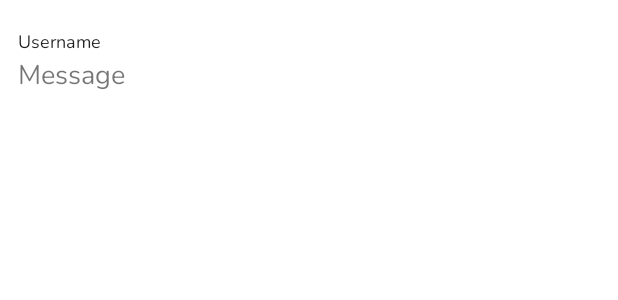
After one commit to LaiTsz/JobGuide, an Android app: the layout list_item_post.xml on its own in the app's theme, with its tools: preview values and no code run, on a phone screen of 412 x 824 dp. The commit adds this screen. Shown: the top 300 px of the screen. Run offline under Robolectric (Android 15) with nearby library versions, the phone set to English and light mode, and no system bars.

Commit message:
update the forum navigation to post

```diff
--- a/app/src/main/java/com/fredrikbogg/android_chat_app/data/db/repository/DatabaseRepository.kt
+++ b/app/src/main/java/com/fredrikbogg/android_chat_app/data/db/repository/DatabaseRepository.kt
@@ -106,6 +106,7 @@ class DatabaseRepository {
         }.addOnFailureListener { b.invoke(Result.Error(it.message)) }
     }
 
+
     //endregion
 
     //region Load List
@@ -167,8 +168,6 @@ class DatabaseRepository {
         firebaseDatabaseService.attachChatObserver(Chat::class.java, chatID, observer, b)
     }
 
-    fun loadAndObserveForum(userID: String, observer: FirebaseReferenceValueObserver, b: ((Result<User>) -> Unit)) {
-        firebaseDatabaseService.attachUserObserver(User::class.java, userID, observer, b)
-    }
+
     //endregion
 }
--- a/app/src/main/java/com/fredrikbogg/android_chat_app/ui/forum/ForumViewModel.kt
+++ b/app/src/main/java/com/fredrikbogg/android_chat_app/ui/forum/ForumViewModel.kt
@@ -6,7 +6,9 @@ import com.fredrikbogg.android_chat_app.data.db.repository.DatabaseRepository
 import com.fredrikbogg.android_chat_app.data.Event
 import com.fredrikbogg.android_chat_app.data.Result
 import com.fredrikbogg.android_chat_app.data.db.entity.Post
+import com.fredrikbogg.android_chat_app.data.db.remote.FirebaseReferenceChildObserver
 import com.fredrikbogg.android_chat_app.ui.DefaultViewModel
+import com.google.firebase.database.*
 import kotlin.math.E
 
 
@@ -23,12 +25,14 @@ class ForumViewModel: DefaultViewModel() {
         }
         loadForum()
         Log.e("forumList","${forumList.value}")
+
     }
 
-    private fun loadForum() {
+    fun loadForum() {
         repository.loadForum { result: Result<MutableList<Post>> ->
             onResult(updatedForumList, result)
         }
+
     }
 
     fun selectForum(post: Post){
--- a/app/src/main/java/com/fredrikbogg/android_chat_app/ui/users/UsersFragment.kt
+++ b/app/src/main/java/com/fredrikbogg/android_chat_app/ui/users/UsersFragment.kt
@@ -64,7 +64,6 @@ class UsersFragment : Fragment() {
 
     }
 
-
     override fun onOptionsItemSelected(item: MenuItem): Boolean {
         when (item.itemId) {
             android.R.id.home -> {
--- /dev/null
+++ b/app/src/main/res/layout/list_item_post.xml
@@ -0,0 +1,53 @@
+<?xml version="1.0" encoding="utf-8"?>
+
+<layout xmlns:android="http://schemas.android.com/apk/res/android"
+    xmlns:app="http://schemas.android.com/apk/res-auto"
+    xmlns:tools="http://schemas.android.com/tools">
+
+
+    <androidx.constraintlayout.widget.ConstraintLayout
+        android:layout_width="match_parent"
+        android:layout_height="wrap_content"
+        android:layout_marginTop="16dp"
+        android:clickable="true"
+        android:focusable="true"
+        android:elevation="8dp"
+        >
+
+        <androidx.constraintlayout.widget.ConstraintLayout
+            android:layout_width="0dp"
+            android:layout_height="wrap_content"
+            android:layout_marginStart="12dp"
+            android:layout_marginTop="3dp"
+            android:layout_marginBottom="3dp"
+            app:layout_constraintBottom_toBottomOf="parent"
+            app:layout_constraintLeft_toLeftOf="parent"
+            app:layout_constraintRight_toRightOf="parent"
+            app:layout_constraintTop_toTopOf="parent">
+
+            <TextView
+                android:id="@+id/commentUsername"
+                style="@style/BoldText"
+                android:layout_width="match_parent"
+                android:layout_height="wrap_content"
+                android:singleLine="true"
+                android:textSize="12sp"
+                app:layout_constraintLeft_toLeftOf="parent"
+                app:layout_constraintTop_toTopOf="parent"
+                tools:text="Username" />
+
+            <TextView
+                android:id="@+id/commentContext"
+                android:layout_width="match_parent"
+                android:layout_height="wrap_content"
+                android:singleLine="false"
+                android:textSize="18sp"
+                app:layout_constraintBottom_toBottomOf="parent"
+                app:layout_constraintLeft_toLeftOf="parent"
+                app:layout_constraintTop_toBottomOf="@id/commentUsername"
+                tools:text="Message" />
+
+        </androidx.constraintlayout.widget.ConstraintLayout>
+
+    </androidx.constraintlayout.widget.ConstraintLayout>
+</layout>
```
Also changed, not shown: app/src/main/java/com/fredrikbogg/android_chat_app/ui/addPost/AddPostViewModel.kt (+13 -4 lines), app/src/main/java/com/fredrikbogg/android_chat_app/ui/forum/ForumFragment.kt (+15 -8 lines), app/src/main/res/layout/fragment_post.xml (+69 -10 lines).
